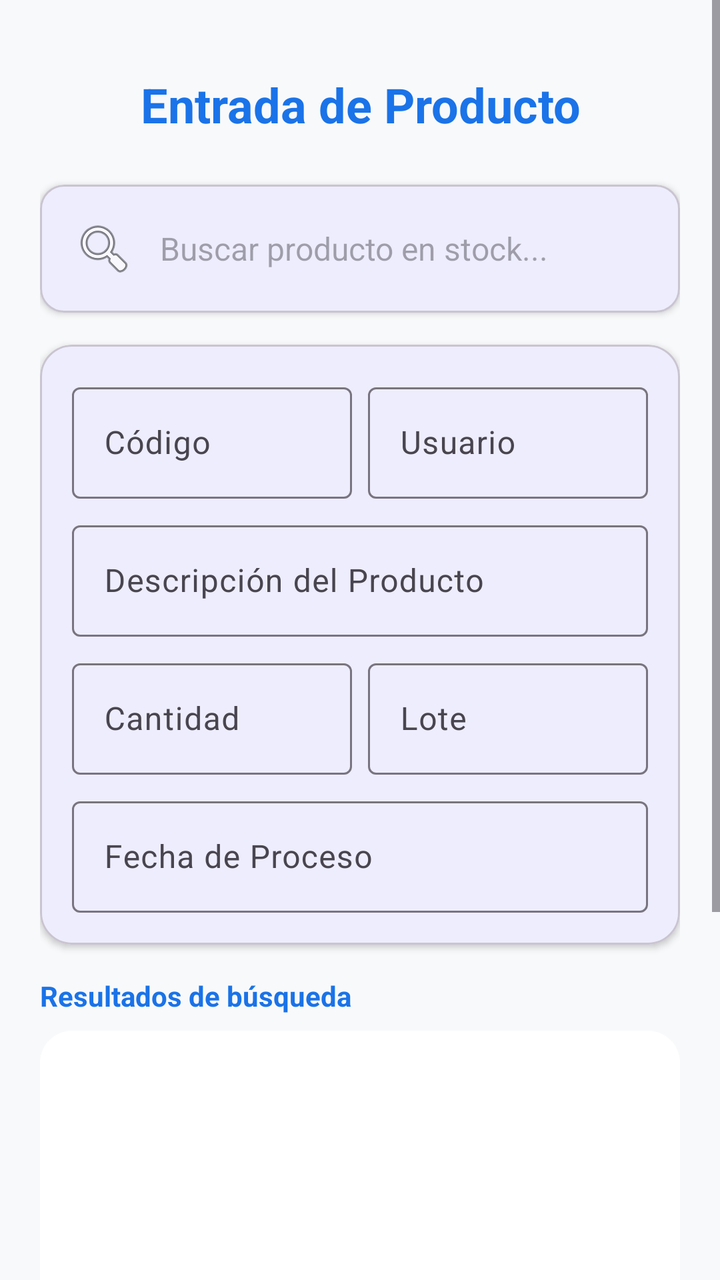
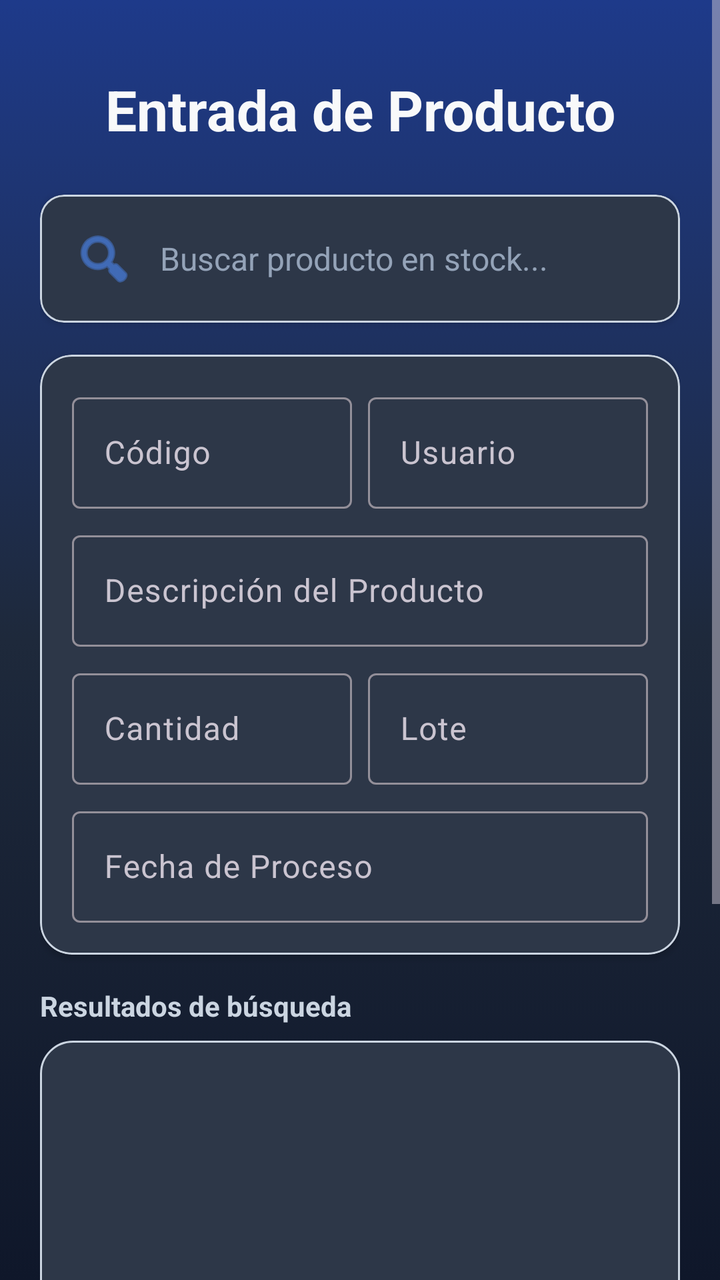

Before-and-after screenshots of an Android layout around one commit, followed by the original layout XML and the change that was made.
<!-- AndroidManifest.xml: application theme Theme.InventarioApp -->
<!-- res/layout/activity_entrada_productos.xml -->
<?xml version="1.0" encoding="utf-8"?>
<ScrollView xmlns:android="http://schemas.android.com/apk/res/android"
    xmlns:app="http://schemas.android.com/apk/res-auto"
    xmlns:tools="http://schemas.android.com/tools"
    android:layout_width="match_parent"
    android:layout_height="match_parent"
    android:fillViewport="true"
    android:background="@color/background_light">

    <androidx.constraintlayout.widget.ConstraintLayout
        android:layout_width="match_parent"
        android:layout_height="wrap_content"
        android:padding="20dp"
        tools:context=".EntradaProductos">

        <TextView
            android:id="@+id/tvTituloEntrada"
            android:layout_width="0dp"
            android:layout_height="wrap_content"
            android:layout_marginTop="16dp"
            android:gravity="center"
            android:text="Entrada de Producto"
            android:textColor="@color/primary"
            android:textSize="24sp"
            android:textStyle="bold"
            app:layout_constraintEnd_toEndOf="parent"
            app:layout_constraintStart_toStartOf="parent"
            app:layout_constraintTop_toTopOf="parent" />

        <com.google.android.material.card.MaterialCardView
            android:id="@+id/cardSearch"
            android:layout_width="0dp"
            android:layout_height="wrap_content"
            android:layout_marginTop="24dp"
            app:cardCornerRadius="12dp"
            app:cardElevation="2dp"
            app:layout_constraintEnd_toEndOf="parent"
            app:layout_constraintStart_toStartOf="parent"
            app:layout_constraintTop_toBottomOf="@id/tvTituloEntrada">

            <EditText
                android:id="@+id/searchEditText"
                android:layout_width="match_parent"
                android:layout_height="wrap_content"
                android:background="@android:color/transparent"
                android:drawableStart="@android:drawable/ic_menu_search"
                android:drawablePadding="12dp"
                android:hint="Buscar producto en stock..."
                android:padding="16dp"
                android:textSize="16sp" />
        </com.google.android.material.card.MaterialCardView>

        <com.google.android.material.card.MaterialCardView
            android:id="@+id/cardForm"
            android:layout_width="0dp"
            android:layout_height="wrap_content"
            android:layout_marginTop="16dp"
            app:cardCornerRadius="16dp"
            app:cardElevation="2dp"
            app:layout_constraintEnd_toEndOf="parent"
            app:layout_constraintStart_toStartOf="parent"
            app:layout_constraintTop_toBottomOf="@id/cardSearch">

            <LinearLayout
                android:layout_width="match_parent"
                android:layout_height="wrap_content"
                android:orientation="vertical"
                android:padding="16dp">

                <LinearLayout
                    android:layout_width="match_parent"
                    android:layout_height="wrap_content"
                    android:orientation="horizontal">

                    <com.google.android.material.textfield.TextInputLayout
                        android:id="@+id/tilCodigo"
                        android:layout_width="0dp"
                        android:layout_height="wrap_content"
                        android:layout_weight="1"
                        android:layout_marginEnd="8dp"
                        android:hint="Código">

                        <com.google.android.material.textfield.TextInputEditText
                            android:id="@+id/etCodigo"
                            android:layout_width="match_parent"
                            android:layout_height="wrap_content"
                            android:inputType="text" />
                    </com.google.android.material.textfield.TextInputLayout>

                    <com.google.android.material.textfield.TextInputLayout
                        android:id="@+id/tilUsuario"
                        android:layout_width="0dp"
                        android:layout_height="wrap_content"
                        android:layout_weight="1"
                        android:hint="Usuario">

                        <com.google.android.material.textfield.TextInputEditText
                            android:id="@+id/etUsuario"
                            android:layout_width="match_parent"
                            android:layout_height="wrap_content"
                            android:inputType="text" />
                    </com.google.android.material.textfield.TextInputLayout>
                </LinearLayout>

                <com.google.android.material.textfield.TextInputLayout
                    android:id="@+id/tilDescripcion"
                    android:layout_width="match_parent"
                    android:layout_height="wrap_content"
                    android:layout_marginTop="8dp"
                    android:hint="Descripción del Producto">

                    <com.google.android.material.textfield.TextInputEditText
                        android:id="@+id/etDescripcion"
                        android:layout_width="match_parent"
                        android:layout_height="wrap_content"
                        android:inputType="text" />
                </com.google.android.material.textfield.TextInputLayout>

                <LinearLayout
                    android:layout_width="match_parent"
                    android:layout_height="wrap_content"
                    android:layout_marginTop="8dp"
                    android:orientation="horizontal">

                    <com.google.android.material.textfield.TextInputLayout
                        android:id="@+id/tilCantidad"
                        android:layout_width="0dp"
                        android:layout_height="wrap_content"
                        android:layout_weight="1"
                        android:layout_marginEnd="8dp"
                        android:hint="Cantidad">

                        <com.google.android.material.textfield.TextInputEditText
                            android:id="@+id/etCantidad"
                            android:layout_width="match_parent"
                            android:layout_height="wrap_content"
                            android:inputType="number" />
                    </com.google.android.material.textfield.TextInputLayout>

                    <com.google.android.material.textfield.TextInputLayout
                        android:id="@+id/tilLote"
                        android:layout_width="0dp"
                        android:layout_height="wrap_content"
                        android:layout_weight="1"
                        android:hint="Lote">

                        <com.google.android.material.textfield.TextInputEditText
                            android:id="@+id/etLote"
                            android:layout_width="match_parent"
                            android:layout_height="wrap_content"
                            android:inputType="text" />
                    </com.google.android.material.textfield.TextInputLayout>
                </LinearLayout>

                <com.google.android.material.textfield.TextInputLayout
                    android:id="@+id/tilFechaIngreso"
                    android:layout_width="match_parent"
                    android:layout_height="wrap_content"
                    android:layout_marginTop="8dp"
                    android:hint="Fecha de Proceso">

                    <com.google.android.material.textfield.TextInputEditText
                        android:id="@+id/etFechaIngreso"
                        android:layout_width="match_parent"
                        android:layout_height="wrap_content"
                        android:focusable="false"
                        android:inputType="text" />
                </com.google.android.material.textfield.TextInputLayout>
            </LinearLayout>
        </com.google.android.material.card.MaterialCardView>

        <TextView
            android:id="@+id/tvListaLabel"
            android:layout_width="wrap_content"
            android:layout_height="wrap_content"
            android:layout_marginTop="16dp"
            android:text="Resultados de búsqueda"
            android:textStyle="bold"
            android:textColor="@color/primary"
            app:layout_constraintStart_toStartOf="parent"
            app:layout_constraintTop_toBottomOf="@id/cardForm" />

        <androidx.recyclerview.widget.RecyclerView
            android:id="@+id/rvProductos"
            android:layout_width="0dp"
            android:layout_height="200dp"
            android:layout_marginTop="8dp"
            android:background="@drawable/bg_card_modern"
            android:elevation="1dp"
            app:layout_constraintEnd_toEndOf="parent"
            app:layout_constraintStart_toStartOf="parent"
            app:layout_constraintTop_toBottomOf="@id/tvListaLabel" />

        <com.google.android.material.button.MaterialButton
            android:id="@+id/btnIngresar"
            android:layout_width="0dp"
            android:layout_height="wrap_content"
            android:layout_marginTop="24dp"
            android:padding="16dp"
            android:text="CONFIRMAR ENTRADA"
            app:cornerRadius="12dp"
            app:layout_constraintEnd_toEndOf="parent"
            app:layout_constraintStart_toStartOf="parent"
            app:layout_constraintTop_toBottomOf="@+id/rvProductos" />

        <com.google.android.material.button.MaterialButton
            android:id="@+id/btnSalir"
            style="@style/Widget.Material3.Button.TextButton"
            android:layout_width="0dp"
            android:layout_height="wrap_content"
            android:layout_marginTop="8dp"
            android:text="Volver al Menú"
            android:textColor="@color/text_hint"
            app:layout_constraintEnd_toEndOf="parent"
            app:layout_constraintStart_toStartOf="parent"
            app:layout_constraintTop_toBottomOf="@id/btnIngresar" />

        <View
            android:layout_width="match_parent"
            android:layout_height="24dp"
            app:layout_constraintTop_toBottomOf="@id/btnSalir" />

    </androidx.constraintlayout.widget.ConstraintLayout>
</ScrollView>
<!-- resources referenced by this layout -->
<resources>
  <color name="background_light">#F8F9FA</color>
  <color name="primary">#1A73E8</color>
  <color name="text_hint">#5F6368</color>
  <!-- drawable bg_card_modern (drawable) -->
  <?xml version="1.0" encoding="utf-8"?>
  <shape xmlns:android="http://schemas.android.com/apk/res/android">
      <solid android:color="@color/surface" />
      <corners android:radius="16dp" />
  </shape>
  <style name="Theme.InventarioApp" parent="Theme.Material3.DayNight.NoActionBar">
          
          <item name="colorPrimary">@color/primary</item>
          <item name="colorOnPrimary">@color/white</item>
          <item name="colorPrimaryContainer">@color/light_blue</item>
          <item name="colorSecondary">@color/secondary</item>
          <item name="android:statusBarColor">@color/primary_variant</item>
  
          
          <item name="textInputStyle">@style/Widget.Material3.TextInputLayout.OutlinedBox</item>
      </style>
  <color name="surface">#FFFFFF</color>
  <color name="white">#FFFFFFFF</color>
  <color name="light_blue">#FF03A9F4</color>
  <color name="secondary">#34A853</color>
  <color name="primary_variant">#1557B0</color>
</resources>

<!-- the commit's change to res/layout/activity_entrada_productos.xml (unified diff, before → after) -->
@@ -5,7 +5,7 @@
     android:layout_width="match_parent"
     android:layout_height="match_parent"
     android:fillViewport="true"
-    android:background="@color/background_light">
+    android:background="@drawable/fondo_degradado">
 
     <androidx.constraintlayout.widget.ConstraintLayout
         android:layout_width="match_parent"
@@ -19,9 +19,9 @@
             android:layout_height="wrap_content"
             android:layout_marginTop="16dp"
             android:gravity="center"
-            android:text="Entrada de Producto"
-            android:textColor="@color/primary"
-            android:textSize="24sp"
+            android:text="@string/title_entrada"
+            android:textColor="@color/background_light"
+            android:textSize="28sp"
             android:textStyle="bold"
             app:layout_constraintEnd_toEndOf="parent"
             app:layout_constraintStart_toStartOf="parent"
@@ -34,20 +34,28 @@
             android:layout_marginTop="24dp"
             app:cardCornerRadius="12dp"
             app:cardElevation="2dp"
+            app:cardBackgroundColor="@color/card_background"
+            app:strokeColor="@color/text_secondary"
+            app:strokeWidth="1dp"
             app:layout_constraintEnd_toEndOf="parent"
             app:layout_constraintStart_toStartOf="parent"
             app:layout_constraintTop_toBottomOf="@id/tvTituloEntrada">
 
-            <EditText
-                android:id="@+id/searchEditText"
-                android:layout_width="match_parent"
-                android:layout_height="wrap_content"
-                android:background="@android:color/transparent"
-                android:drawableStart="@android:drawable/ic_menu_search"
-                android:drawablePadding="12dp"
-                android:hint="Buscar producto en stock..."
+                <EditText
+                    android:id="@+id/searchEditText"
+                    android:layout_width="match_parent"
+                    android:layout_height="wrap_content"
+                    android:background="@android:color/transparent"
+                    android:drawableStart="@android:drawable/ic_menu_search"
+                    android:drawablePadding="12dp"
+                    android:drawableTint="@color/primary"
+                    android:hint="@string/hint_buscar_stock"
+                android:textColor="@color/text_primary"
+                android:textColorHint="@color/text_hint"
                 android:padding="16dp"
-                android:textSize="16sp" />
+                android:textSize="16sp"
+                android:inputType="text"
+                android:autofillHints="none" />
         </com.google.android.material.card.MaterialCardView>
 
         <com.google.android.material.card.MaterialCardView
@@ -57,6 +65,9 @@
             android:layout_marginTop="16dp"
             app:cardCornerRadius="16dp"
             app:cardElevation="2dp"
+            app:cardBackgroundColor="@color/card_background"
+            app:strokeColor="@color/text_secondary"
+            app:strokeWidth="1dp"
             app:layout_constraintEnd_toEndOf="parent"
             app:layout_constraintStart_toStartOf="parent"
             app:layout_constraintTop_toBottomOf="@id/cardSearch">
@@ -78,12 +89,13 @@
                         android:layout_height="wrap_content"
                         android:layout_weight="1"
                         android:layout_marginEnd="8dp"
-                        android:hint="Código">
+                        android:hint="@string/label_codigo">
 
                         <com.google.android.material.textfield.TextInputEditText
                             android:id="@+id/etCodigo"
                             android:layout_width="match_parent"
                             android:layout_height="wrap_content"
+                            android:textColor="@color/text_primary"
                             android:inputType="text" />
                     </com.google.android.material.textfield.TextInputLayout>
 
@@ -92,12 +104,13 @@
                         android:layout_width="0dp"
                         android:layout_height="wrap_content"
                         android:layout_weight="1"
-                        android:hint="Usuario">
+                        android:hint="@string/label_usuario">
 
                         <com.google.android.material.textfield.TextInputEditText
                             android:id="@+id/etUsuario"
                             android:layout_width="match_parent"
                             android:layout_height="wrap_content"
+                            android:textColor="@color/text_primary"
                             android:inputType="text" />
                     </com.google.android.material.textfield.TextInputLayout>
                 </LinearLayout>
@@ -107,12 +120,13 @@
                     android:layout_width="match_parent"
                     android:layout_height="wrap_content"
                     android:layout_marginTop="8dp"
-                    android:hint="Descripción del Producto">
+                    android:hint="@string/label_descripcion_prod">
 
                     <com.google.android.material.textfield.TextInputEditText
                         android:id="@+id/etDescripcion"
                         android:layout_width="match_parent"
                         android:layout_height="wrap_content"
+                        android:textColor="@color/text_primary"
                         android:inputType="text" />
                 </com.google.android.material.textfield.TextInputLayout>
 
@@ -128,12 +142,13 @@
                         android:layout_height="wrap_content"
                         android:layout_weight="1"
                         android:layout_marginEnd="8dp"
-                        android:hint="Cantidad">
+                        android:hint="@string/label_cantidad">
 
                         <com.google.android.material.textfield.TextInputEditText
                             android:id="@+id/etCantidad"
                             android:layout_width="match_parent"
                             android:layout_height="wrap_content"
+                            android:textColor="@color/text_primary"
                             android:inputType="number" />
                     </com.google.android.material.textfield.TextInputLayout>
 
@@ -142,12 +157,13 @@
                         android:layout_width="0dp"
                         android:layout_height="wrap_content"
                         android:layout_weight="1"
-                        android:hint="Lote">
+                        android:hint="@string/label_lote">
 
                         <com.google.android.material.textfield.TextInputEditText
                             android:id="@+id/etLote"
                             android:layout_width="match_parent"
                             android:layout_height="wrap_content"
+                            android:textColor="@color/text_primary"
                             android:inputType="text" />
                     </com.google.android.material.textfield.TextInputLayout>
                 </LinearLayout>
@@ -157,12 +173,13 @@
                     android:layout_width="match_parent"
                     android:layout_height="wrap_content"
                     android:layout_marginTop="8dp"
-                    android:hint="Fecha de Proceso">
+                    android:hint="@string/label_fecha_proceso">
 
                     <com.google.android.material.textfield.TextInputEditText
                         android:id="@+id/etFechaIngreso"
                         android:layout_width="match_parent"
                         android:layout_height="wrap_content"
+                        android:textColor="@color/text_primary"
                         android:focusable="false"
                         android:inputType="text" />
                 </com.google.android.material.textfield.TextInputLayout>
@@ -174,9 +191,9 @@
             android:layout_width="wrap_content"
             android:layout_height="wrap_content"
             android:layout_marginTop="16dp"
-            android:text="Resultados de búsqueda"
+            android:text="@string/label_resultados_busqueda"
             android:textStyle="bold"
-            android:textColor="@color/primary"
+            android:textColor="@color/text_secondary"
             app:layout_constraintStart_toStartOf="parent"
             app:layout_constraintTop_toBottomOf="@id/cardForm" />
 
@@ -197,7 +214,8 @@
             android:layout_height="wrap_content"
             android:layout_marginTop="24dp"
             android:padding="16dp"
-            android:text="CONFIRMAR ENTRADA"
+            android:text="@string/btn_confirmar_entrada"
+            android:textSize="16sp"
             app:cornerRadius="12dp"
             app:layout_constraintEnd_toEndOf="parent"
             app:layout_constraintStart_toStartOf="parent"
@@ -209,7 +227,7 @@
             android:layout_width="0dp"
             android:layout_height="wrap_content"
             android:layout_marginTop="8dp"
-            android:text="Volver al Menú"
+            android:text="@string/btn_volver_menu"
             android:textColor="@color/text_hint"
             app:layout_constraintEnd_toEndOf="parent"
             app:layout_constraintStart_toStartOf="parent"
<!-- resource entries referenced after the edit -->
@@ -1,29 +1,57 @@
 <!-- resources referenced by this layout -->
 <resources>
   <color name="background_light">#F8F9FA</color>
-  <color name="primary">#1A73E8</color>
-  <color name="text_hint">#5F6368</color>
+  <color name="card_background">#2D3748</color>
+  <color name="primary">#4D8DFF</color>
+  <color name="text_hint">#94A3B8</color>
+  <color name="text_primary">#FFFFFF</color>
+  <color name="text_secondary">#CBD5E1</color>
   <!-- drawable bg_card_modern (drawable) -->
   <?xml version="1.0" encoding="utf-8"?>
   <shape xmlns:android="http://schemas.android.com/apk/res/android">
-      <solid android:color="@color/surface" />
+      <solid android:color="@color/card_background" />
       <corners android:radius="16dp" />
+      <stroke android:width="1dp" android:color="@color/text_secondary" />
   </shape>
-  <style name="Theme.InventarioApp" parent="Theme.Material3.DayNight.NoActionBar">
+  <!-- drawable fondo_degradado (drawable) -->
+  <?xml version="1.0" encoding="utf-8"?>
+  <selector xmlns:android="http://schemas.android.com/apk/res/android">
+      <item>
+          <shape android:shape="rectangle">
+              <gradient
+                  android:angle="270"
+                  android:startColor="#1E3A8A"
+                  android:centerColor="#1E293B"
+                  android:endColor="#0F172A" />
+          </shape>
+      </item>
+  </selector>
+  <string name="btn_confirmar_entrada">CONFIRMAR ENTRADA</string>
+  <string name="btn_volver_menu">Volver al Menú</string>
+  <string name="hint_buscar_stock">Buscar producto en stock...</string>
+  <string name="label_cantidad">Cantidad</string>
+  <string name="label_codigo">Código</string>
+  <string name="label_descripcion_prod">Descripción del Producto</string>
+  <string name="label_fecha_proceso">Fecha de Proceso</string>
+  <string name="label_lote">Lote</string>
+  <string name="label_resultados_busqueda">Resultados de búsqueda</string>
+  <string name="label_usuario">Usuario</string>
+  <string name="title_entrada">Entrada de Producto</string>
+  <style name="Theme.InventarioApp" parent="Theme.Material3.Dark.NoActionBar">
           
           <item name="colorPrimary">@color/primary</item>
           <item name="colorOnPrimary">@color/white</item>
-          <item name="colorPrimaryContainer">@color/light_blue</item>
+          <item name="colorPrimaryContainer">@color/primary_variant</item>
+          <item name="colorOnPrimaryContainer">@color/white</item>
           <item name="colorSecondary">@color/secondary</item>
-          <item name="android:statusBarColor">@color/primary_variant</item>
+          <item name="android:statusBarColor">#0F172A</item>
+          <item name="android:windowBackground">@drawable/fondo_degradado</item>
   
           
           <item name="textInputStyle">@style/Widget.Material3.TextInputLayout.OutlinedBox</item>
       </style>
-  <color name="surface">#FFFFFF</color>
   <color name="white">#FFFFFFFF</color>
-  <color name="light_blue">#FF03A9F4</color>
   <color name="secondary">#34A853</color>
-  <color name="primary_variant">#1557B0</color>
+  <color name="primary_variant">#1A73E8</color>
 </resources>
 
